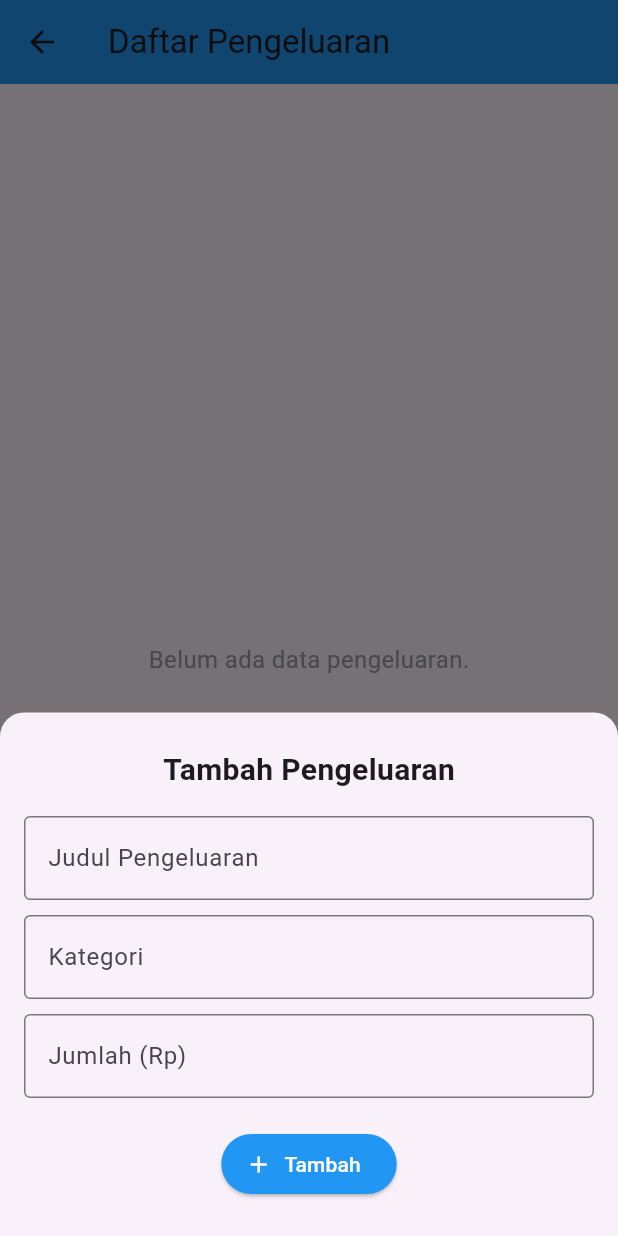
After one commit to room1357/individual-project-3g-yazidilham, a Flutter app: the ExpenseScreen screen opened by its route, after a tap on the "add" icon, on a phone screen of 412 x 824 dp. The commit adds this screen. Run offline on Flutter 3.47's test engine with Material 3 defaults, Android fonts, the phone set to English and light mode, and no system bars.

Commit message:
Latihan 3

```diff
--- a/lib/main.dart
+++ b/lib/main.dart
@@ -5,6 +5,7 @@ import 'screens/home_screen.dart';
 import 'screens/profile_screen.dart';
 import 'screens/settings_screen.dart';
 import 'screens/about_screen.dart';
+import 'screens/expense_screen.dart';
 
 void main() {
   runApp(const MyApp());
@@ -34,6 +35,7 @@ class MyApp extends StatelessWidget {
         '/profile': (context) => const ProfileScreen(),
         '/settings': (context) => const SettingsScreen(),
         '/about': (context) => const AboutScreen(),
+        '/expenses': (context) => const ExpenseScreen(),
       },
     );
   }
--- /dev/null
+++ b/lib/screens/expense_screen.dart
@@ -0,0 +1,271 @@
+import 'package:flutter/material.dart';
+
+// Model untuk data pengeluaran
+class Expense {
+  String title;
+  String category;
+  double amount;
+  DateTime date;
+
+  Expense({
+    required this.title,
+    required this.category,
+    required this.amount,
+    required this.date,
+  });
+}
+
+// ============================
+// SCREEN: EXPENSES
+// ============================
+class ExpenseScreen extends StatefulWidget {
+  const ExpenseScreen({super.key});
+
+  @override
+  State<ExpenseScreen> createState() => _ExpenseScreenState();
+}
+
+class _ExpenseScreenState extends State<ExpenseScreen> {
+  final List<Expense> _expenses = [];
+
+  final _titleController = TextEditingController();
+  final _categoryController = TextEditingController();
+  final _amountController = TextEditingController();
+
+  // Fungsi tambah atau edit pengeluaran
+  void _addOrEditExpense({Expense? expense}) {
+    bool isEdit = expense != null;
+
+    if (isEdit) {
+      _titleController.text = expense.title;
+      _categoryController.text = expense.category;
+      _amountController.text = expense.amount.toString();
+    } else {
+      _titleController.clear();
+      _categoryController.clear();
+      _amountController.clear();
+    }
+
+    showModalBottomSheet(
+      context: context,
+      isScrollControlled: true,
+      shape: const RoundedRectangleBorder(
+        borderRadius: BorderRadius.vertical(top: Radius.circular(16)),
+      ),
+      builder: (context) {
+        return Padding(
+          padding: EdgeInsets.only(
+            left: 16,
+            right: 16,
+            top: 24,
+            bottom: MediaQuery.of(context).viewInsets.bottom + 24,
+          ),
+          child: Column(
+            mainAxisSize: MainAxisSize.min,
+            children: [
+              Text(
+                isEdit ? 'Edit Pengeluaran' : 'Tambah Pengeluaran',
+                style: const TextStyle(
+                  fontSize: 20,
+                  fontWeight: FontWeight.bold,
+                ),
+              ),
+              const SizedBox(height: 16),
+              TextField(
+                controller: _titleController,
+                decoration: const InputDecoration(
+                  labelText: 'Judul Pengeluaran',
+                  border: OutlineInputBorder(),
+                ),
+              ),
+              const SizedBox(height: 10),
+              TextField(
+                controller: _categoryController,
+                decoration: const InputDecoration(
+                  labelText: 'Kategori',
+                  border: OutlineInputBorder(),
+                ),
+              ),
+              const SizedBox(height: 10),
+              TextField(
+                controller: _amountController,
+                keyboardType: TextInputType.number,
+                decoration: const InputDecoration(
+                  labelText: 'Jumlah (Rp)',
+                  border: OutlineInputBorder(),
+                ),
+              ),
+              const SizedBox(height: 20),
+              ElevatedButton.icon(
+                onPressed: () {
+                  if (_titleController.text.isEmpty ||
+                      _categoryController.text.isEmpty ||
+                      _amountController.text.isEmpty) {
+                    ScaffoldMessenger.of(context).showSnackBar(
+                      const SnackBar(content: Text('Semua field harus diisi!')),
+                    );
+                    return;
+                  }
+
+                  final double? amount = double.tryParse(
+                    _amountController.text,
+                  );
+                  if (amount == null || amount <= 0) {
+                    ScaffoldMessenger.of(context).showSnackBar(
+                      const SnackBar(content: Text('Nominal tidak valid!')),
+                    );
+                    return;
+                  }
+
+                  setState(() {
+                    if (isEdit) {
+                      expense!.title = _titleController.text;
+                      expense.category = _categoryController.text;
+                      expense.amount = amount;
+                    } else {
+                      _expenses.add(
+                        Expense(
+                          title: _titleController.text,
+                          category: _categoryController.text,
+                          amount: amount,
+                          date: DateTime.now(),
+                        ),
+                      );
+                    }
+                  });
+
+                  Navigator.pop(context);
+                },
+                icon: Icon(isEdit ? Icons.save : Icons.add),
+                label: Text(isEdit ? 'Simpan Perubahan' : 'Tambah'),
+                style: ElevatedButton.styleFrom(
+                  backgroundColor: Colors.blue,
+                  foregroundColor: Colors.white,
+                ),
+              ),
+            ],
+          ),
+        );
+      },
+    );
+  }
+
+  // Fungsi hapus pengeluaran
+  void _deleteExpense(int index) {
+    showDialog(
+      context: context,
+      builder:
+          (context) => AlertDialog(
+            title: const Text('Hapus Pengeluaran'),
+            content: const Text('Apakah kamu yakin ingin menghapus data ini?'),
+            actions: [
+              TextButton(
+                onPressed: () => Navigator.pop(context),
+                child: const Text('Batal'),
+              ),
+              ElevatedButton(
+                onPressed: () {
+                  setState(() {
+                    _expenses.removeAt(index);
+                  });
+                  Navigator.pop(context);
+                },
+                style: ElevatedButton.styleFrom(backgroundColor: Colors.red),
+                child: const Text('Hapus'),
+              ),
+            ],
+          ),
+    );
+  }
+
+  @override
+  Widget build(BuildContext context) {
+    double total = _expenses.fold(0, (sum, e) => sum + e.amount);
+
+    return Scaffold(
+      appBar: AppBar(
+        title: const Text('Daftar Pengeluaran'),
+        backgroundColor: Colors.blue,
+      ),
+      body:
+          _expenses.isEmpty
+              ? const Center(
+                child: Text(
+                  'Belum ada data pengeluaran.',
+                  style: TextStyle(fontSize: 16, color: Colors.grey),
+                ),
+              )
+              : Column(
+                children: [
+                  Padding(
+                    padding: const EdgeInsets.all(16.0),
+                    child: Text(
+                      'Total Pengeluaran: Rp ${total.toStringAsFixed(2)}',
+                      style: const TextStyle(
+                        fontSize: 18,
+                        fontWeight: FontWeight.bold,
+                        color: Colors.blue,
+                      ),
+                    ),
+                  ),
+                  Expanded(
+                    child: ListView.builder(
+                      itemCount: _expenses.length,
+                      itemBuilder: (context, index) {
+                        final expense = _expenses[index];
+                        return Card(
+                          margin: const EdgeInsets.symmetric(
+                            horizontal: 12,
+                            vertical: 6,
+                          ),
+                          child: ListTile(
+                            leading: const Icon(
+                              Icons.attach_money,
+                              color: Colors.green,
+                            ),
+                            title: Text(expense.title),
+                            subtitle: Text(
+                              '${expense.category} • ${expense.date.day}/${expense.date.month}/${expense.date.year}',
+                            ),
+                            trailing: Row(
+                              mainAxisSize: MainAxisSize.min,
+                              children: [
+                                Text(
+                                  'Rp ${expense.amount.toStringAsFixed(2)}',
+                                  style: const TextStyle(
+                                    fontWeight: FontWeight.bold,
+                                    color: Colors.red,
+                                  ),
+                                ),
+                                IconButton(
+                                  icon: const Icon(
+                                    Icons.edit,
+                                    color: Colors.blue,
+                                  ),
+                                  onPressed:
+                                      () => _addOrEditExpense(expense: expense),
+                                ),
+                                IconButton(
+                                  icon: const Icon(
+                                    Icons.delete,
+                                    color: Colors.red,
+                                  ),
+                                  onPressed: () => _deleteExpense(index),
+                                ),
+                              ],
+                            ),
+                          ),
+                        );
+                      },
+                    ),
+                  ),
+                ],
+              ),
+      floatingActionButton: FloatingActionButton(
+        onPressed: _addOrEditExpense,
+        backgroundColor: Colors.blue,
+        child: const Icon(Icons.add),
+      ),
+    );
+  }
+}
```
Also changed, not shown: lib/models/expense.dart (added, +102 -0 lines), lib/screens/home_screen.dart (+4 -4 lines).
